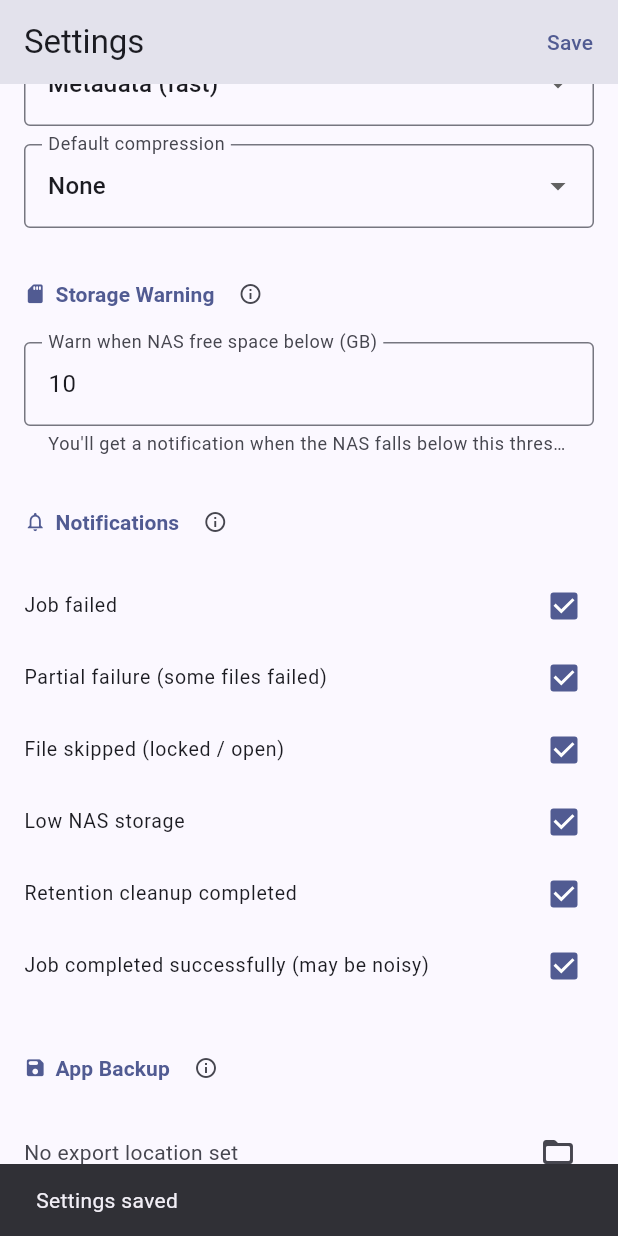
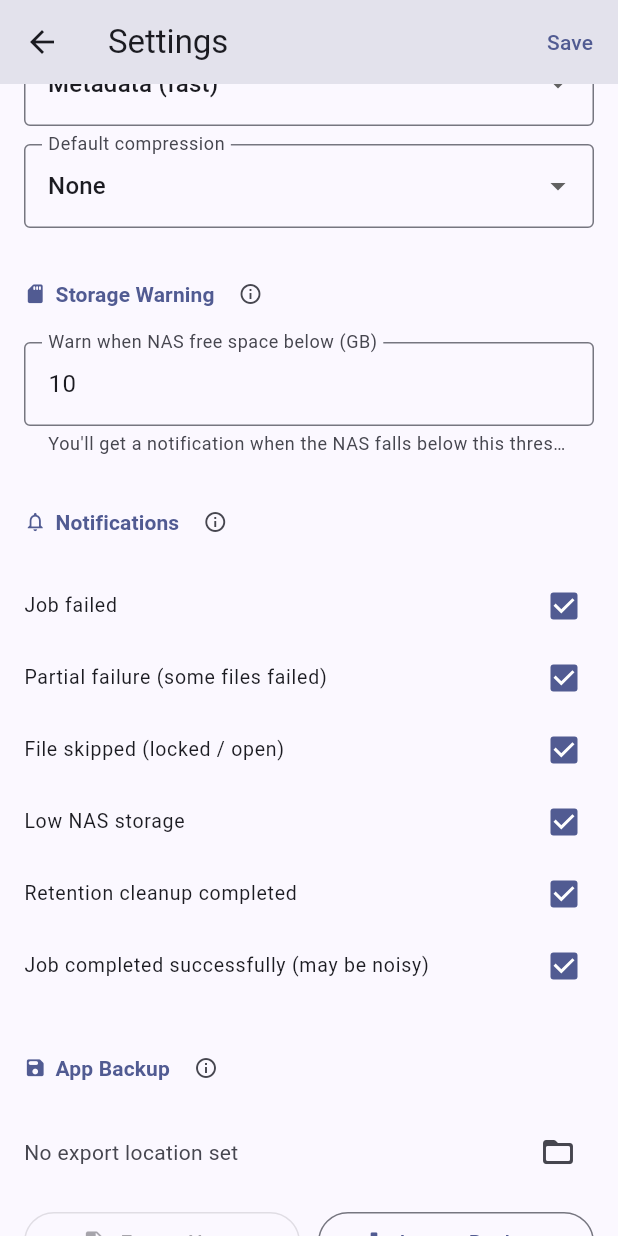
Before and after one commit to clipclapclop/backup_of_record, a Flutter app: the SettingsScreen screen opened by its route, scrolled down 576 dp, after a tap on "Save", on a phone screen of 412 x 824 dp. Run offline on Flutter 3.47's test engine with Material 3 defaults, Android fonts, the phone set to English and light mode, and no system bars; our stand-ins replace drift, drift_flutter, file_picker, flutter_local_notifications, flutter_riverpod, flutter_secure_storage and 1 more; missing offline and left inert: workmanager; accounts and stored records are empty; generated files the repository leaves out were written again.

Commit message:
Added better nav from Settings Screen

```diff
--- a/lib/features/jobs/screens/job_list_screen.dart
+++ b/lib/features/jobs/screens/job_list_screen.dart
@@ -35,7 +35,7 @@ class JobListScreen extends ConsumerWidget {
             message: 'Settings',
             child: IconButton(
               icon: const Icon(Icons.settings_outlined),
-              onPressed: () => context.go('/settings'),
+              onPressed: () => context.push('/settings'),
             ),
           ),
         ],
--- a/lib/features/settings/screens/settings_screen.dart
+++ b/lib/features/settings/screens/settings_screen.dart
@@ -3,6 +3,7 @@ import 'package:file_picker/file_picker.dart';
 import 'package:flutter/material.dart';
 import 'package:flutter/services.dart';
 import 'package:flutter_riverpod/flutter_riverpod.dart';
+import 'package:go_router/go_router.dart';
 import '../../../core/database/app_database.dart';
 import '../../../core/database/tables/jobs_table.dart';
 import '../../../core/providers/database_provider.dart';
@@ -18,6 +19,8 @@ const kNotifyPartialFailure = 0x04;
 const kNotifySuccess = 0x08;
 const kNotifyRetentionCleanup = 0x10;
 const kNotifyLowSpace = 0x20;
+
+enum _BackAction { cancel, discard, save }
 
 class SettingsScreen extends ConsumerStatefulWidget {
   const SettingsScreen({super.key});
@@ -41,6 +44,28 @@ class _SettingsScreenState extends ConsumerState<SettingsScreen> {
   int _notificationFlags = 0xFF;
   ComparisonMethod _defaultComparison = ComparisonMethod.metadata;
   CompressionType _defaultCompression = CompressionType.none;
+
+  // Snapshot of values at load time — used to detect unsaved changes
+  String _initialHost = '';
+  String _initialPort = '';
+  String _initialUsername = '';
+  String _initialPassword = '';
+  String _initialSpaceThreshold = '';
+  bool _initialUseHttps = true;
+  int _initialNotificationFlags = 0xFF;
+  ComparisonMethod _initialComparison = ComparisonMethod.metadata;
+  CompressionType _initialCompression = CompressionType.none;
+
+  bool get _isDirty =>
+      _hostController.text != _initialHost ||
+      _portController.text != _initialPort ||
+      _usernameController.text != _initialUsername ||
+      _passwordController.text != _initialPassword ||
+      _spaceThresholdController.text != _initialSpaceThreshold ||
+      _useHttps != _initialUseHttps ||
+      _notificationFlags != _initialNotificationFlags ||
+      _defaultComparison != _initialComparison ||
+      _defaultCompression != _initialCompression;
 
   bool _loading = true;
   bool _saving = false;
@@ -81,6 +106,16 @@ class _SettingsScreenState extends ConsumerState<SettingsScreen> {
         }
         _passwordController.text = password ?? '';
         _loading = false;
+        // Snapshot for dirty detection
+        _initialHost = _hostController.text;
+        _initialPort = _portController.text;
+        _initialUsername = _usernameController.text;
+        _initialPassword = _passwordController.text;
+        _initialSpaceThreshold = _spaceThresholdController.text;
+        _initialUseHttps = _useHttps;
+        _initialNotificationFlags = _notificationFlags;
+        _initialComparison = _defaultComparison;
+        _initialCompression = _defaultCompression;
       });
     }
   }
@@ -107,14 +142,45 @@ class _SettingsScreenState extends ConsumerState<SettingsScreen> {
       // Invalidate so other screens see the update
       ref.invalidate(settingsProvider);
 
-      if (mounted) {
-        ScaffoldMessenger.of(context).showSnackBar(
-          const SnackBar(content: Text('Settings saved')),
-        );
-      }
+      if (mounted) context.pop();
     } finally {
       if (mounted) setState(() => _saving = false);
     }
+  }
+
+  Future<void> _handleBack() async {
+    if (!_isDirty) {
+      context.pop();
+      return;
+    }
+    final action = await showDialog<_BackAction>(
+      context: context,
+      builder: (ctx) => AlertDialog(
+        title: const Text('Unsaved changes'),
+        content: const Text('You have unsaved changes. What would you like to do?'),
+        actions: [
+          TextButton(
+            onPressed: () => Navigator.pop(ctx, _BackAction.cancel),
+            child: const Text('Cancel'),
+          ),
+          TextButton(
+            onPressed: () => Navigator.pop(ctx, _BackAction.discard),
+            child: const Text('Discard'),
+          ),
+          FilledButton(
+            onPressed: () => Navigator.pop(ctx, _BackAction.save),
+            child: const Text('Save'),
+          ),
+        ],
+      ),
+    );
+    if (!mounted) return;
+    if (action == _BackAction.discard) {
+      context.pop();
+    } else if (action == _BackAction.save) {
+      await _save();
+    }
+    // _BackAction.cancel or null: do nothing
   }
 
   Future<void> _testConnection() async {
@@ -255,9 +321,19 @@ class _SettingsScreenState extends ConsumerState<SettingsScreen> {
       return const Scaffold(body: Center(child: CircularProgressIndicator()));
     }
 
-    return Scaffold(
+    return PopScope(
+      canPop: false,
+      onPopInvokedWithResult: (didPop, _) {
+        if (!didPop) _handleBack();
+      },
+      child: Scaffold(
       appBar: AppBar(
         title: const Text('Settings'),
+        leading: IconButton(
+          icon: const Icon(Icons.arrow_back),
+          tooltip: 'Back',
+          onPressed: _handleBack,
+        ),
         actions: [
           if (_saving)
             const Padding(
@@ -572,7 +648,8 @@ class _SettingsScreenState extends ConsumerState<SettingsScreen> {
           ],
         ),
       ),
-    );
+    ), // Scaffold
+    ); // PopScope
   }
 
   Widget _sectionHeader(String title,
```
